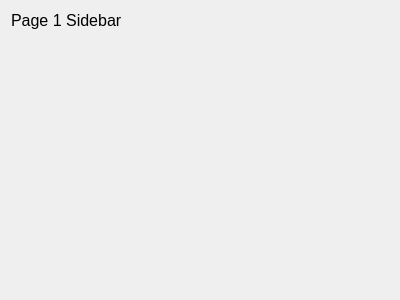
This is frontend/ui/source/side_page_1.ui in RobbieG15/guiBoilerplate as Qt 5 draws it before an edit. The edited form follows.
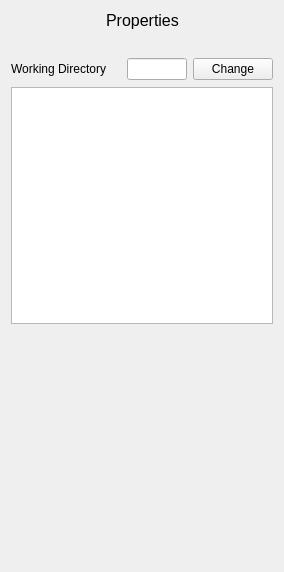
This is the edited form.

Commit message: Page 1 fully functional

```diff
--- a/frontend/ui/source/side_page_1.ui
+++ b/frontend/ui/source/side_page_1.ui
@@ -6,8 +6,8 @@
    <rect>
     <x>0</x>
     <y>0</y>
-    <width>400</width>
-    <height>300</height>
+    <width>284</width>
+    <height>572</height>
    </rect>
   </property>
   <property name="windowTitle">
@@ -15,6 +15,21 @@
   </property>
   <layout class="QVBoxLayout" name="verticalLayout">
    <item>
+    <layout class="QHBoxLayout" name="horizontalLayout">
+     <item>
+      <spacer name="horizontalSpacer">
+       <property name="orientation">
+        <enum>Qt::Horizontal</enum>
+       </property>
+       <property name="sizeHint" stdset="0">
+        <size>
+         <width>40</width>
+         <height>20</height>
+        </size>
+       </property>
+      </spacer>
+     </item>
+     <item>
     <widget class="QLabel" name="title">
      <property name="sizePolicy">
       <sizepolicy hsizetype="Fixed" vsizetype="Fixed">
@@ -28,9 +43,24 @@
       </font>
      </property>
      <property name="text">
-      <string>Page 1 Sidebar</string>
-     </property>
-    </widget>
+        <string>Properties</string>
+       </property>
+      </widget>
+     </item>
+     <item>
+      <spacer name="horizontalSpacer_2">
+       <property name="orientation">
+        <enum>Qt::Horizontal</enum>
+       </property>
+       <property name="sizeHint" stdset="0">
+        <size>
+         <width>40</width>
+         <height>20</height>
+        </size>
+       </property>
+      </spacer>
+     </item>
+    </layout>
    </item>
    <item>
     <spacer name="verticalSpacer">
@@ -43,13 +73,84 @@
      <property name="sizeHint" stdset="0">
       <size>
        <width>20</width>
-       <height>5</height>
+       <height>20</height>
       </size>
      </property>
     </spacer>
    </item>
    <item>
-    <widget class="QWidget" name="widget" native="true"/>
+    <layout class="QHBoxLayout" name="horizontalLayout_2">
+     <item>
+      <widget class="QLabel" name="working_directory_label">
+       <property name="sizePolicy">
+        <sizepolicy hsizetype="Fixed" vsizetype="Fixed">
+         <horstretch>0</horstretch>
+         <verstretch>0</verstretch>
+        </sizepolicy>
+       </property>
+       <property name="minimumSize">
+        <size>
+         <width>110</width>
+         <height>24</height>
+        </size>
+       </property>
+       <property name="maximumSize">
+        <size>
+         <width>110</width>
+         <height>24</height>
+        </size>
+       </property>
+       <property name="text">
+        <string>Working Directory</string>
+       </property>
+      </widget>
+     </item>
+     <item>
+      <widget class="QLineEdit" name="working_directory_line_edit">
+       <property name="readOnly">
+        <bool>true</bool>
+       </property>
+      </widget>
+     </item>
+     <item>
+      <widget class="QPushButton" name="working_directory_change_btn">
+       <property name="sizePolicy">
+        <sizepolicy hsizetype="Fixed" vsizetype="Fixed">
+         <horstretch>0</horstretch>
+         <verstretch>0</verstretch>
+        </sizepolicy>
+       </property>
+       <property name="text">
+        <string>Change</string>
+       </property>
+      </widget>
+     </item>
+    </layout>
+   </item>
+   <item>
+    <widget class="QTreeWidget" name="file_explorer_tree">
+     <attribute name="headerVisible">
+      <bool>false</bool>
+     </attribute>
+     <column>
+      <property name="text">
+       <string notr="true">1</string>
+      </property>
+     </column>
+    </widget>
+   </item>
+   <item>
+    <spacer name="verticalSpacer_2">
+     <property name="orientation">
+      <enum>Qt::Vertical</enum>
+     </property>
+     <property name="sizeHint" stdset="0">
+      <size>
+       <width>20</width>
+       <height>40</height>
+      </size>
+     </property>
+    </spacer>
    </item>
   </layout>
  </widget>
```
Lines whose indentation alone changed are shown as unchanged. The commit also changes 10 other files.
